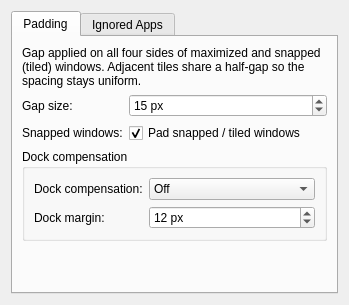
The window that pkg/contents/ui/config.ui (mcardia/padding) describes before a commit, drawn with Qt 5.
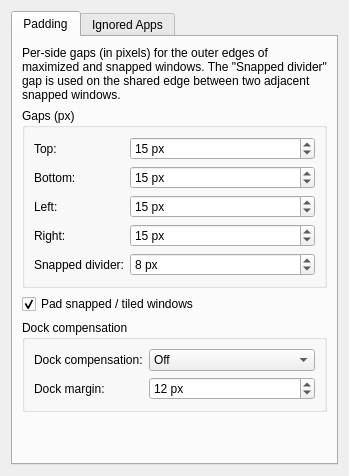
The same window after the commit.

Commit message:
WIP: per-side gaps (top/bottom/left/right + snapped divider) + live config reload
Per-side gap config, snapped-divider gap, live re-apply via options.configChanged.
Parked here: did not work as intended in testing (lock removed already).

What changed in the file:
```diff
--- a/pkg/contents/ui/config.ui
+++ b/pkg/contents/ui/config.ui
@@ -15,7 +15,7 @@
                             <item>
                                 <widget class="QLabel" name="labelDescription">
                                     <property name="text">
-                                        <string>Gap applied on all four sides of maximized and snapped (tiled) windows. Adjacent tiles share a half-gap so the spacing stays uniform.</string>
+                                        <string>Per-side gaps (in pixels) for the outer edges of maximized and snapped windows. The "Snapped divider" gap is used on the shared edge between two adjacent snapped windows.</string>
                                     </property>
                                     <property name="wordWrap">
                                         <bool>true</bool>
@@ -23,16 +23,20 @@
                                 </widget>
                             </item>
                             <item>
-                                <layout class="QFormLayout" name="paddingForm">
+                                <widget class="QGroupBox" name="groupGaps">
+                                    <property name="title">
+                                        <string>Gaps (px)</string>
+                                    </property>
+                                    <layout class="QFormLayout" name="gapsForm">
                                     <item row="0" column="0">
-                                        <widget class="QLabel" name="labelGap">
+                                            <widget class="QLabel" name="labelGapTop">
                                             <property name="text">
-                                                <string>Gap size:</string>
+                                                    <string>Top:</string>
                                             </property>
                                         </widget>
                                     </item>
                                     <item row="0" column="1">
-                                        <widget class="QSpinBox" name="kcfg_gapSize">
+                                            <widget class="QSpinBox" name="kcfg_gapTop">
                                             <property name="toolTip">
                                                 <string>Space between the window edge and the screen edge, in pixels. 0 = no gap.</string>
                                             </property>
@@ -51,13 +55,104 @@
                                         </widget>
                                     </item>
                                     <item row="1" column="0">
-                                        <widget class="QLabel" name="labelSnapped">
+                                            <widget class="QLabel" name="labelGapBottom">
                                             <property name="text">
-                                                <string>Snapped windows:</string>
+                                                    <string>Bottom:</string>
                                             </property>
                                         </widget>
                                     </item>
                                     <item row="1" column="1">
+                                            <widget class="QSpinBox" name="kcfg_gapBottom">
+                                                <property name="minimum">
+                                                    <number>0</number>
+                                                </property>
+                                                <property name="maximum">
+                                                    <number>200</number>
+                                                </property>
+                                                <property name="value">
+                                                    <number>15</number>
+                                                </property>
+                                                <property name="suffix">
+                                                    <string> px</string>
+                                                </property>
+                                            </widget>
+                                        </item>
+                                        <item row="2" column="0">
+                                            <widget class="QLabel" name="labelGapLeft">
+                                                <property name="text">
+                                                    <string>Left:</string>
+                                                </property>
+                                            </widget>
+                                        </item>
+                                        <item row="2" column="1">
+                                            <widget class="QSpinBox" name="kcfg_gapLeft">
+                                                <property name="minimum">
+                                                    <number>0</number>
+                                                </property>
+                                                <property name="maximum">
+                                                    <number>200</number>
+                                                </property>
+                                                <property name="value">
+                                                    <number>15</number>
+                                                </property>
+                                                <property name="suffix">
+                                                    <string> px</string>
+                                                </property>
+                                            </widget>
+                                        </item>
+                                        <item row="3" column="0">
+                                            <widget class="QLabel" name="labelGapRight">
+                                                <property name="text">
+                                                    <string>Right:</string>
+                                                </property>
+                                            </widget>
+                                        </item>
+                                        <item row="3" column="1">
+                                            <widget class="QSpinBox" name="kcfg_gapRight">
+                                                <property name="minimum">
+                                                    <number>0</number>
+                                                </property>
+                                                <property name="maximum">
+                                                    <number>200</number>
+                                                </property>
+                                                <property name="value">
+                                                    <number>15</number>
+                                                </property>
+                                                <property name="suffix">
+                                                    <string> px</string>
+                                                </property>
+                                            </widget>
+                                        </item>
+                                        <item row="5" column="0">
+                                            <widget class="QLabel" name="labelGapSnapped">
+                                                <property name="text">
+                                                    <string>Snapped divider:</string>
+                                                </property>
+                                            </widget>
+                                        </item>
+                                        <item row="5" column="1">
+                                            <widget class="QSpinBox" name="kcfg_gapSnapped">
+                                                <property name="toolTip">
+                                                    <string>Gap on the shared edge between two adjacent snapped windows.</string>
+                                                </property>
+                                                <property name="minimum">
+                                                    <number>0</number>
+                                                </property>
+                                                <property name="maximum">
+                                                    <number>200</number>
+                                                </property>
+                                                <property name="value">
+                                                    <number>8</number>
+                                                </property>
+                                                <property name="suffix">
+                                                    <string> px</string>
+                                                </property>
+                                            </widget>
+                                        </item>
+                                    </layout>
+                                </widget>
+                            </item>
+                            <item>
                                         <widget class="QCheckBox" name="kcfg_padSnapped">
                                             <property name="toolTip">
                                                 <string>Also add padding to snapped / quick-tiled windows (Super+Arrow halves and corners).</string>
@@ -69,8 +164,6 @@
                                                 <bool>true</bool>
                                             </property>
                                         </widget>
-                                    </item>
-                                </layout>
                             </item>
                             <item>
                                 <widget class="QGroupBox" name="groupDockCompensation">
```
Left out of the diff: 2 changed lines with no effect on the pictures. Lines whose indentation alone changed are shown as unchanged. The commit also changes 7 other files.
